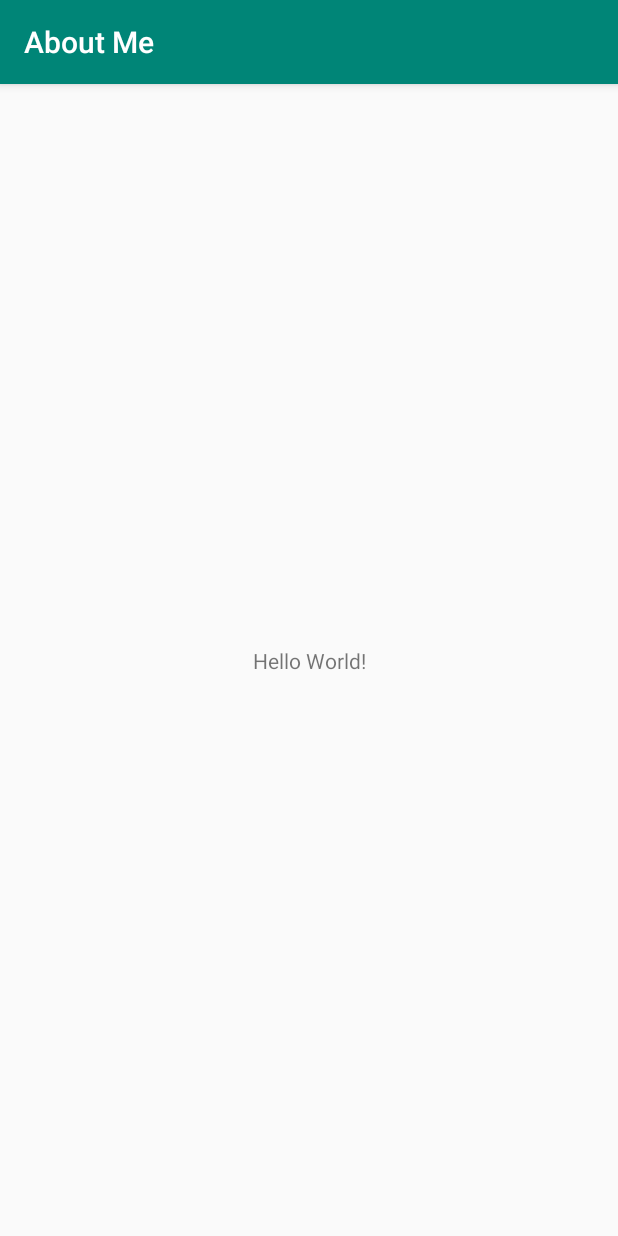
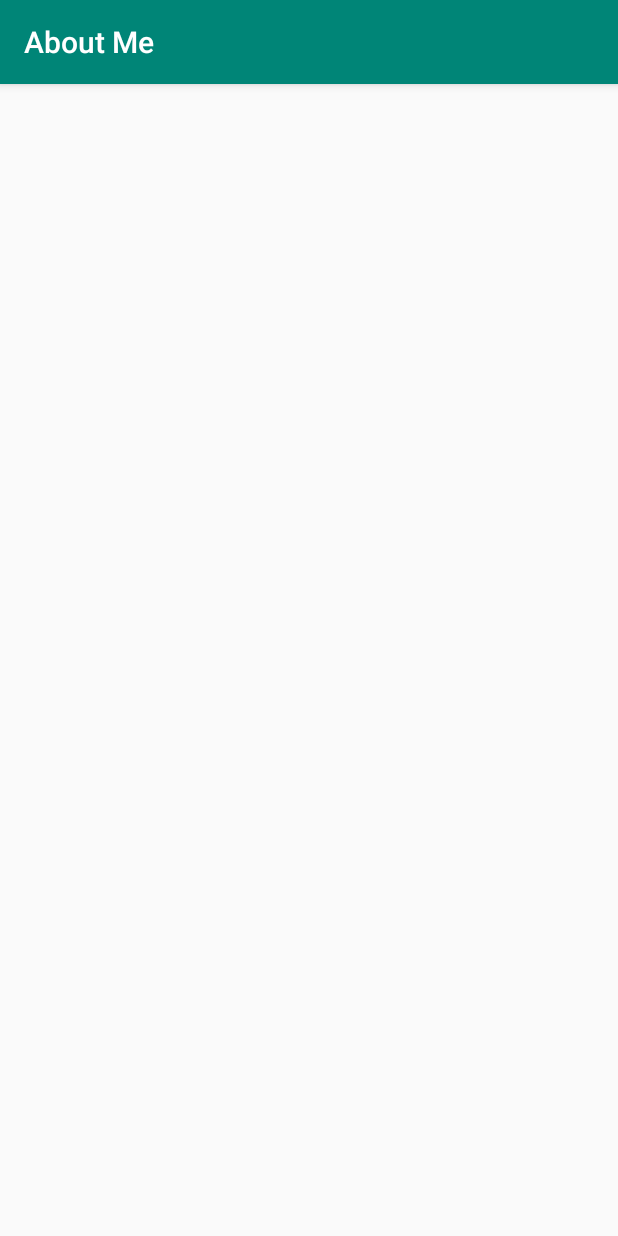
Before and after one commit to 1920-5bhif-nvs/1920-5bhif-nvs-udacity-labs-ReneDeicker, an Android app: the screen it shows after launch (MainActivity), on a phone screen of 412 x 824 dp. Run offline under Robolectric (Android 15) with nearby library versions, the phone set to English and light mode, and no system bars.

Commit message:
Lesson 2 - section 6

```diff
--- a/Coding-Examples/Lesson_2/AboutMe/app/src/main/res/layout/activity_main.xml
+++ b/Coding-Examples/Lesson_2/AboutMe/app/src/main/res/layout/activity_main.xml
@@ -1,18 +1,8 @@
 <?xml version="1.0" encoding="utf-8"?>
-<androidx.constraintlayout.widget.ConstraintLayout xmlns:android="http://schemas.android.com/apk/res/android"
-    xmlns:app="http://schemas.android.com/apk/res-auto"
-    xmlns:tools="http://schemas.android.com/tools"
+<LinearLayout
+    android:orientation="vertical"
+    android:layout_height="match_parent"
     android:layout_width="match_parent"
-    android:layout_height="match_parent"
-    tools:context=".MainActivity">
+    xmlns:android="http://schemas.android.com/apk/res/android">
 
-    <TextView
-        android:layout_width="wrap_content"
-        android:layout_height="wrap_content"
-        android:text="Hello World!"
-        app:layout_constraintBottom_toBottomOf="parent"
-        app:layout_constraintLeft_toLeftOf="parent"
-        app:layout_constraintRight_toRightOf="parent"
-        app:layout_constraintTop_toTopOf="parent" />
-
-</androidx.constraintlayout.widget.ConstraintLayout>
+</LinearLayout>
```
Also changed, not shown: 1 other file.
